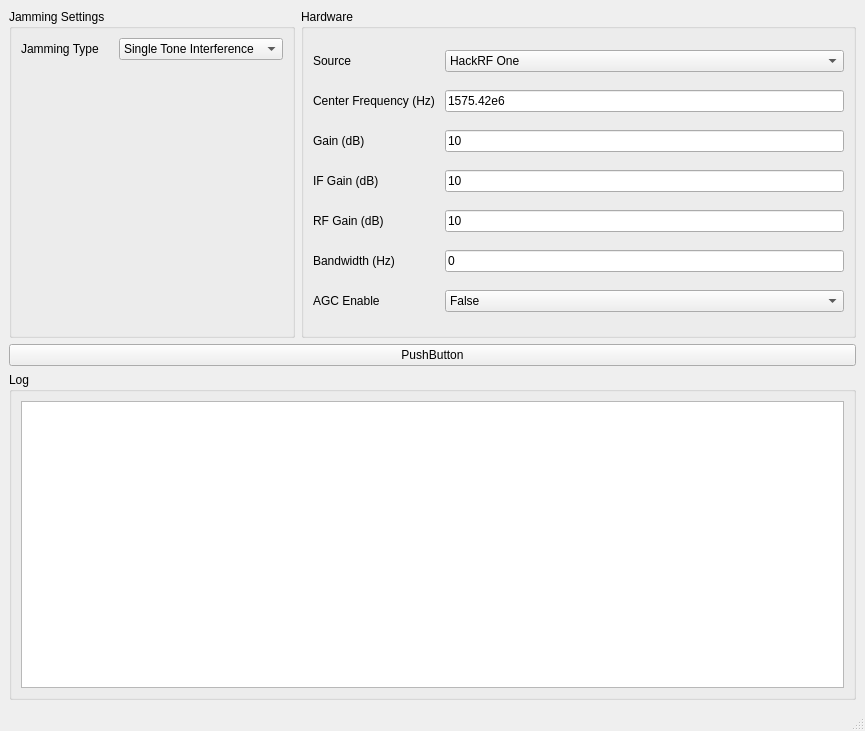
Before: the Qt Designer form MainWindow.ui in jiachen1119/Jamming-SDR, drawn with Qt 5.
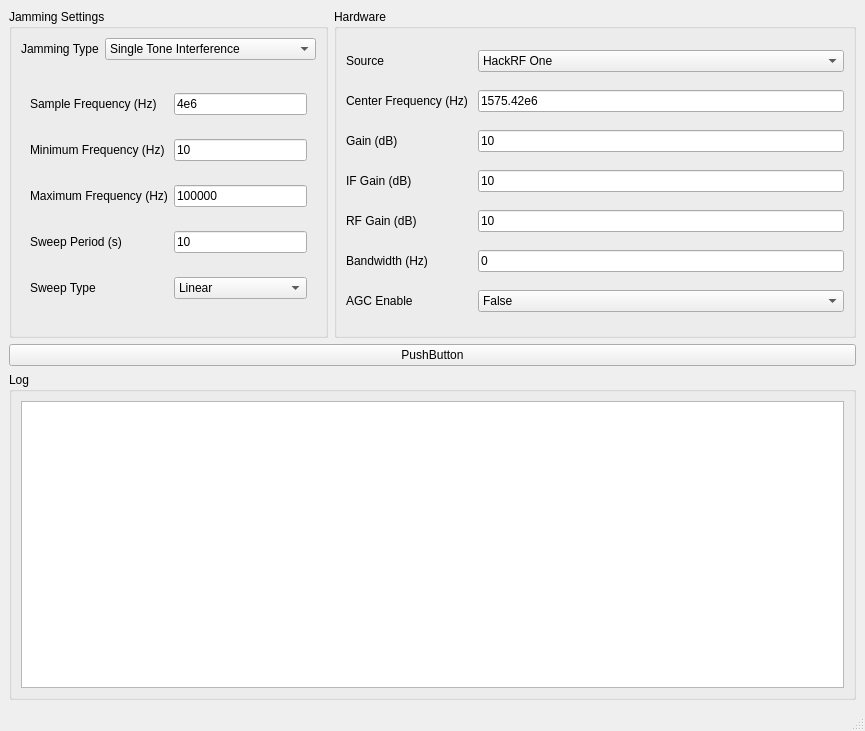
After: the same form once the commit is applied. The open tabs and pages were chosen to show the change.

Diff of the .ui file:
```diff
--- a/MainWindow.ui
+++ b/MainWindow.ui
@@ -50,9 +50,26 @@
          </item>
          <item>
           <property name="text">
-           <string/>
+           <string>Matched Spectrum Interface</string>
           </property>
          </item>
+         <item>
+          <property name="text">
+           <string>TDM Matched Spectrum Interface</string>
+          </property>
+         </item>
+         <item>
+          <property name="text">
+           <string>New Jamming</string>
+          </property>
+         </item>
+        </widget>
+       </item>
+       <item row="0" column="0">
+        <widget class="QLabel" name="label">
+         <property name="text">
+          <string>Jamming Type</string>
+         </property>
         </widget>
        </item>
        <item row="1" column="0" colspan="2">
@@ -86,7 +103,7 @@
            <item row="1" column="1">
             <widget class="QLineEdit" name="lineEdit_WaveFreq">
              <property name="text">
-              <string>1575.42e6</string>
+              <string>1000</string>
              </property>
             </widget>
            </item>
@@ -106,14 +123,87 @@
            </item>
           </layout>
          </widget>
-         <widget class="QWidget" name="page_2"/>
-        </widget>
-       </item>
-       <item row="0" column="0">
-        <widget class="QLabel" name="label">
-         <property name="text">
-          <string>Jamming Type</string>
-         </property>
+         <widget class="QWidget" name="page_2">
+          <layout class="QGridLayout" name="gridLayout_5">
+           <item row="0" column="1">
+            <widget class="QLineEdit" name="lineEdit_chirpSamplingFreq">
+             <property name="text">
+              <string>4e6</string>
+             </property>
+            </widget>
+           </item>
+           <item row="0" column="0">
+            <widget class="QLabel" name="label_12">
+             <property name="text">
+              <string>Sample Frequency (Hz)</string>
+             </property>
+            </widget>
+           </item>
+           <item row="3" column="0">
+            <widget class="QLabel" name="label_15">
+             <property name="text">
+              <string>Sweep Period (s)</string>
+             </property>
+            </widget>
+           </item>
+           <item row="1" column="0">
+            <widget class="QLabel" name="label_13">
+             <property name="text">
+              <string>Minimum Frequency (Hz)</string>
+             </property>
+            </widget>
+           </item>
+           <item row="2" column="0">
+            <widget class="QLabel" name="label_14">
+             <property name="text">
+              <string>Maximum Frequency (Hz)</string>
+             </property>
+            </widget>
+           </item>
+           <item row="4" column="0">
+            <widget class="QLabel" name="label_16">
+             <property name="text">
+              <string>Sweep Type</string>
+             </property>
+            </widget>
+           </item>
+           <item row="1" column="1">
+            <widget class="QLineEdit" name="lineEdit_chirpMin">
+             <property name="text">
+              <string>10</string>
+             </property>
+            </widget>
+           </item>
+           <item row="2" column="1">
+            <widget class="QLineEdit" name="lineEdit_chirpMax">
+             <property name="text">
+              <string>100000</string>
+             </property>
+            </widget>
+           </item>
+           <item row="3" column="1">
+            <widget class="QLineEdit" name="lineEdit_chirpPeriod">
+             <property name="text">
+              <string>10</string>
+             </property>
+            </widget>
+           </item>
+           <item row="4" column="1">
+            <widget class="QComboBox" name="comboBox_chirpType">
+             <item>
+              <property name="text">
+               <string>Linear</string>
+              </property>
+             </item>
+             <item>
+              <property name="text">
+               <string>Non-linear</string>
+              </property>
+             </item>
+            </widget>
+           </item>
+          </layout>
+         </widget>
         </widget>
        </item>
       </layout>
```
